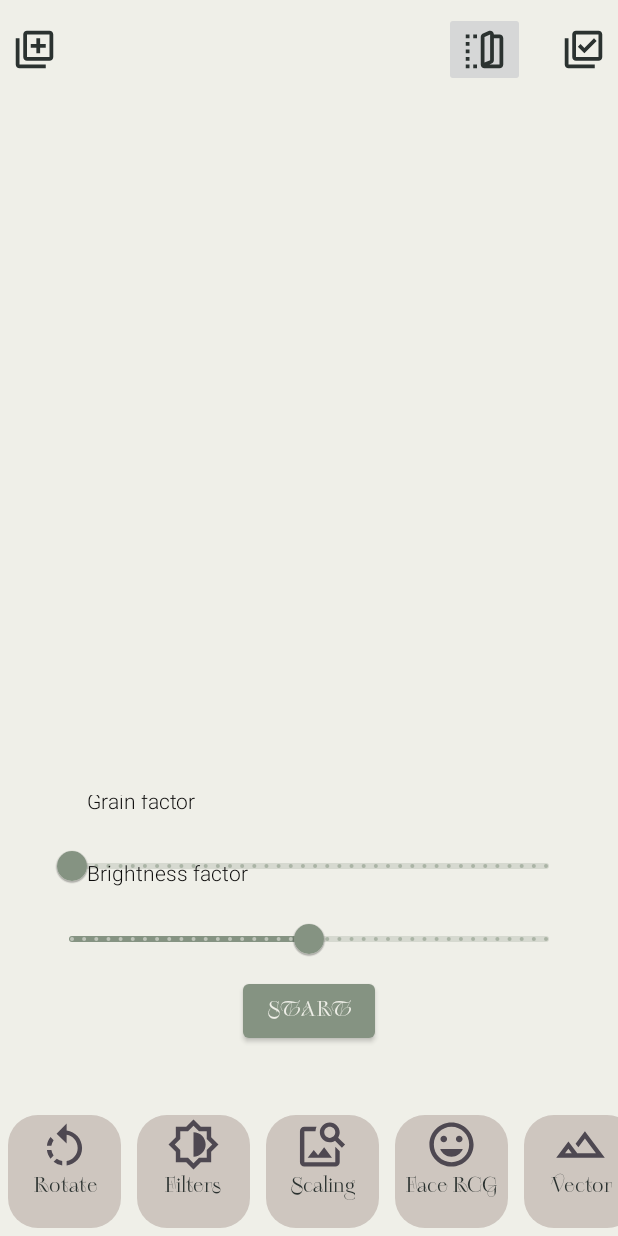
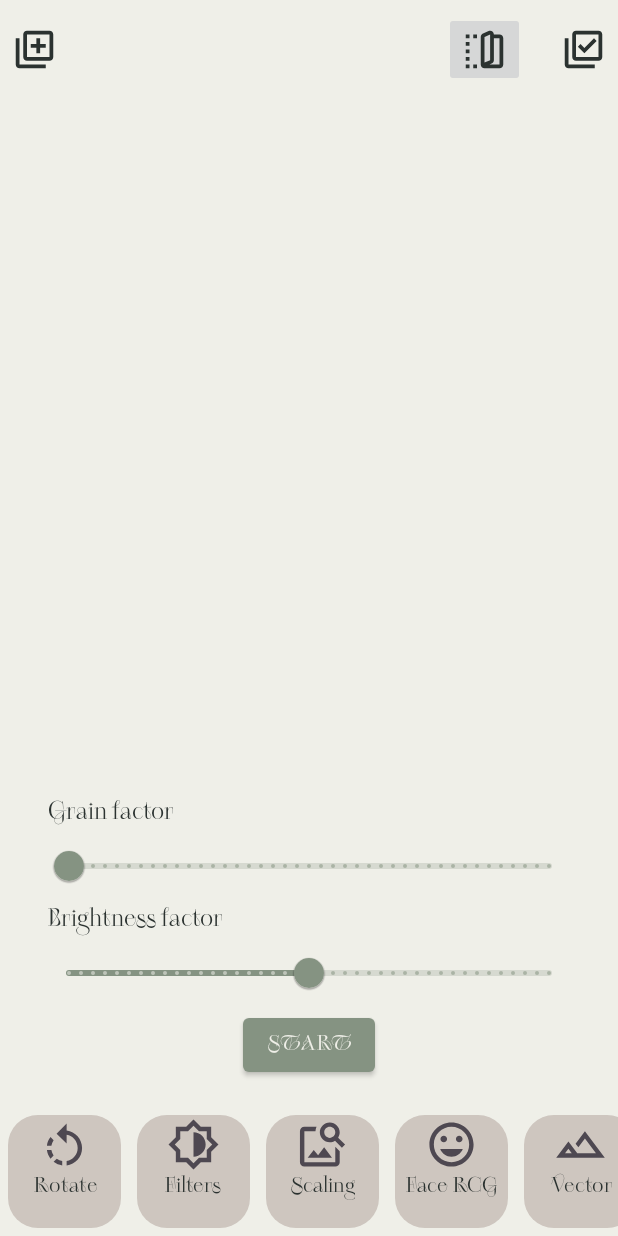
Before and after one commit to sslonixxx/photoEditor, an Android app: the NoirFragment screen opened through its navigation route, on a phone screen of 412 x 824 dp. Run offline under Robolectric (Android 15) with nearby library versions, the phone set to English and light mode, and no system bars; libraries missing offline, so code that uses them is left out: com.github.dhaval2404.imagepicker, org.opencv.android.

Commit message:
fix button in fragments, fix fragment's xmls

```diff
--- a/app/src/main/java/com/example/photoeditor/ui/colorFilters/NoirFragment.kt
+++ b/app/src/main/java/com/example/photoeditor/ui/colorFilters/NoirFragment.kt
@@ -43,7 +43,6 @@ class NoirFragment : Fragment() {
         spinner = activity?.findViewById(R.id.progressBar1)!!
         val compareButton = activity?.findViewById<ImageView>(R.id.compareButton)!!
         val userImage = imageView.drawable
-        currentImage = imageView.drawable
         val noirFilter = NoirFilter()
         val grainSlider = binding.grainSlider
         val brightnessSlider = binding.brightnessSlider
@@ -72,17 +71,8 @@ class NoirFragment : Fragment() {
                 }
             }
         }
-
-        compareButton.setOnTouchListener { _, motionEvent ->
-            when (motionEvent.action) {
-                MotionEvent.ACTION_DOWN -> {
-                    imageView.setImageDrawable(userImage)
-                }
-                MotionEvent.ACTION_UP -> {
-                    imageView.setImageDrawable(currentImage)
-                }
-            }
-            true
+        compareButton.setOnClickListener {
+            imageView.setImageDrawable(userImage);
         }
     }
     override fun onDestroyView() {
--- a/app/src/main/java/com/example/photoeditor/ui/retouch/RetouchFragment.kt
+++ b/app/src/main/java/com/example/photoeditor/ui/retouch/RetouchFragment.kt
@@ -38,7 +38,6 @@ class RetouchFragment : Fragment() {
 
     override fun onViewCreated(view: View, savedInstanceState: Bundle?) {
         super.onViewCreated(view, savedInstanceState)
-
 
         var rateOfRetouching: Float = 0f
         var sizeOfBrush: Float = 0f
--- a/app/src/main/java/com/example/photoeditor/ui/unsharpMask/UnsharpFragment.kt
+++ b/app/src/main/java/com/example/photoeditor/ui/unsharpMask/UnsharpFragment.kt
@@ -47,6 +47,9 @@ class UnsharpFragment : Fragment() {
 
         imageView = activity?.findViewById(R.id.imageView)!!
         spinner = activity?.findViewById(R.id.progressBar1)!!
+        val compareButton = activity?.findViewById<ImageView>(R.id.compareButton)!!
+
+        val userImage = imageView.drawable
 
         binding.applyButton.setOnClickListener {
             val drawable = imageView.drawable
@@ -57,6 +60,9 @@ class UnsharpFragment : Fragment() {
             } else {
                 Toast.makeText(activity, "Image not set or invalid image format", Toast.LENGTH_SHORT).show()
             }
+        }
+        compareButton.setOnClickListener {
+            imageView.setImageDrawable(userImage);
         }
     }
 
--- a/app/src/main/res/layout/fragment_noir.xml
+++ b/app/src/main/res/layout/fragment_noir.xml
@@ -1,80 +1,79 @@
 <?xml version="1.0" encoding="utf-8"?>
-<androidx.constraintlayout.widget.ConstraintLayout xmlns:android="http://schemas.android.com/apk/res/android"
+<LinearLayout xmlns:android="http://schemas.android.com/apk/res/android"
     xmlns:app="http://schemas.android.com/apk/res-auto"
     xmlns:tools="http://schemas.android.com/tools"
     android:layout_width="match_parent"
     android:layout_height="match_parent"
-    tools:context=".ui.colorFilters.NoirFragment">
+    tools:context=".ui.colorFilters.NoirFragment"
+    android:orientation="vertical">
+
+    <TextView
+        android:id="@+id/textView"
+        android:layout_width="match_parent"
+        android:layout_height="wrap_content"
+        android:text="@string/Grain_factor"
+        android:textAlignment="gravity"
+        android:textColor="@color/woodsmoke"
+        android:textSize="@dimen/text_size"
+        android:layout_marginStart="@dimen/text_margin"
+        android:layout_marginEnd="@dimen/text_margin"
+        app:layout_constraintBottom_toTopOf="@+id/grainSlider"
+        app:layout_constraintEnd_toEndOf="parent"
+        app:layout_constraintStart_toStartOf="parent" />
 
     <com.google.android.material.slider.Slider
         android:id="@+id/grainSlider"
         android:layout_width="match_parent"
-        android:layout_height="20dp"
-        android:layout_marginStart="24dp"
-        android:layout_marginEnd="24dp"
+        android:layout_height="wrap_content"
+        android:layout_marginStart="@dimen/slider_margin"
+        android:layout_marginEnd="@dimen/slider_margin"
         android:stepSize="1.0"
         android:valueFrom="0.0"
         android:valueTo="100.0"
+        app:layout_constraintBottom_toTopOf="@+id/textView1"
+        app:layout_constraintEnd_toEndOf="parent"
+        app:layout_constraintHorizontal_bias="1.0"
+        app:layout_constraintStart_toStartOf="parent" />
+
+    <TextView
+        android:id="@+id/textView1"
+        android:layout_width="match_parent"
+        android:layout_height="wrap_content"
+        android:layout_marginStart="@dimen/text_margin"
+        android:layout_marginEnd="@dimen/text_margin"
+        android:text="@string/Brightness_factor"
+        android:textAlignment="gravity"
+        android:textColor="@color/woodsmoke"
+        android:textSize="@dimen/text_size"
         app:layout_constraintBottom_toTopOf="@+id/brightnessSlider"
         app:layout_constraintEnd_toEndOf="parent"
-        app:layout_constraintHorizontal_bias="0.0"
-        app:layout_constraintStart_toStartOf="parent"
-        app:layout_constraintTop_toTopOf="parent"
-        app:layout_constraintVertical_bias="0.972" />
+        app:layout_constraintStart_toStartOf="parent" />
 
     <com.google.android.material.slider.Slider
         android:id="@+id/brightnessSlider"
         android:layout_width="match_parent"
-        android:layout_height="20dp"
-        android:layout_marginStart="24dp"
-        android:layout_marginEnd="24dp"
+        android:layout_height="wrap_content"
+        android:layout_marginStart="@dimen/slider_margin"
+        android:layout_marginEnd="@dimen/slider_margin"
         android:stepSize="1.0"
         android:value="0.0"
         android:valueFrom="-100.0"
         android:valueTo="100.0"
         app:layout_constraintBottom_toBottomOf="parent"
         app:layout_constraintEnd_toEndOf="parent"
-        app:layout_constraintHorizontal_bias="0.0"
+        app:layout_constraintHorizontal_bias="1.0"
         app:layout_constraintStart_toStartOf="parent"
-        app:layout_constraintTop_toTopOf="parent"
-        app:layout_constraintVertical_bias="0.475" />
+        app:layout_constraintTop_toTopOf="parent" />
 
     <Button
         android:id="@+id/start"
         android:layout_width="wrap_content"
         android:layout_height="wrap_content"
-        android:text="start"
-        app:layout_constraintBottom_toBottomOf="parent"
+        android:layout_gravity="center"
+        android:text="@string/start"
         app:layout_constraintEnd_toEndOf="parent"
         app:layout_constraintStart_toStartOf="parent"
-        app:layout_constraintTop_toBottomOf="@+id/brightnessSlider"
-        app:layout_constraintVertical_bias="0.0" />
-    <TextView
-        android:id="@+id/textView"
-        android:layout_width="261dp"
-        android:layout_height="30dp"
-        android:fontFamily="sans-serif-light"
-        android:text="@string/Grain_factor"
-        android:textAlignment="gravity"
-        android:textColor="#0B0A0A"
-        android:textSize="14sp"
-        app:layout_constraintBottom_toTopOf="@+id/grainSlider"
-        app:layout_constraintEnd_toEndOf="parent"
-        app:layout_constraintHorizontal_bias="0.373"
-        app:layout_constraintStart_toStartOf="parent" />
-    <TextView
-        android:id="@+id/textView1"
-        android:layout_width="261dp"
-        android:layout_height="30dp"
-        android:fontFamily="sans-serif-light"
-        android:text="@string/Brightness_factor"
-        android:textAlignment="gravity"
-        android:textColor="#0B0A0A"
-        android:textSize="14sp"
-        app:layout_constraintBottom_toTopOf="@+id/brightnessSlider"
-        app:layout_constraintEnd_toEndOf="parent"
-        app:layout_constraintHorizontal_bias="0.373"
-        app:layout_constraintStart_toStartOf="parent" />
+        app:layout_constraintTop_toBottomOf="@+id/brightnessSlider" />
 
 
-</androidx.constraintlayout.widget.ConstraintLayout>
+</LinearLayout>
--- a/app/src/main/res/values/dimens.xml
+++ b/app/src/main/res/values/dimens.xml
@@ -1,10 +1,20 @@
 <resources>
     <!--Fragments-->
     <dimen name="slider_height">30dp</dimen>
-    <dimen name="text_size">14sp</dimen>
+    <dimen name="text_size">16sp</dimen>
+    <dimen name="noir_size">13sp</dimen>
     <dimen name="fragment_height">200dp</dimen>
 
     <!--Main activity-->
     <dimen name="activity_margin">8dp</dimen>
     <dimen name="progress_bar_size">28dp</dimen>
+
+    <!--Rotation fragment-->
+    <dimen name="slider_margin">22dp</dimen>
+    <dimen name="text_margin">24dp</dimen>
+    <dimen name="bottom_margin_top">8dp</dimen>
+
+    <!--Image bottom-->
+    <dimen name="image_size">90dp</dimen>
+    <dimen name="padding">8dp</dimen>
 </resources>
--- a/app/src/main/res/values/strings.xml
+++ b/app/src/main/res/values/strings.xml
@@ -30,19 +30,39 @@
     <!--recognize-->
     <string name="recognizeButton">Recognize</string>
 
+    <!--rotate-->
+    <string name="angle">Angle:</string>
+
+    <!--scaling-->
+    <string name="scale">scale</string>
+    <string name="scaling_factor">Scaling factor:</string>
+
+    <!--gaussian blur-->
+    <string name="start">start</string>
+
+    <!--mosaic-->
+    <string name="Mosaic_factor">Mosaic factor</string>
+
+    <!--noir-->
+    <string name="Grain_factor">Grain factor</string>
+
+    <!--retouch-->
+    <string name="Retouching_factor">Retouching factor</string>
+    <string name="Size_of_brush">Size of brush</string>
+
+    <!--warm-->
+    <string name="Warm_factor">Warm factor</string>
+
     <!-- TODO: Remove or change this placeholder text -->
     <string name="hello_blank_fragment">Hello blank fragment</string>
     <string name="button">Button</string>
     <string name="importButton">import</string>
     <!-- TODO: Remove or change this placeholder text -->
     <string name="slider">slider</string>
-    <string name="Mosaic_factor">Mosaic factor</string>
-    <string name="Grain_factor">Grain factor</string>
-    <string name="Retouching_factor">Retouching factor</string>
-    <string name="Size_of_brush">Size of brush</string>
+
     <string name="Brightness_factor">Brightness factor</string>
-    <string name="Warm_factor">Warm factor</string>
-    <string name="scale">scale</string>
-    <string name="scaling_factor">Scaling factor:</string>
-    <string name="angle">Angle:</string>
+
+
+
+
 </resources>
```
Also changed, not shown: app/src/main/java/com/example/photoeditor/ui/colorFilters/ColorFiltersFragment.kt (+2 -11 lines), app/src/main/java/com/example/photoeditor/ui/colorFilters/GaussianBlurFragment.kt (+2 -13 lines), app/src/main/java/com/example/photoeditor/ui/colorFilters/MosaicFragment.kt (+2 -11 lines), app/src/main/java/com/example/photoeditor/ui/colorFilters/WarmFragment.kt (+2 -11 lines), app/src/main/java/com/example/photoeditor/ui/rotation/RotationFragment.kt (+2 -13 lines), app/src/main/java/com/example/photoeditor/ui/scaling/ScalingFragment.kt (+2 -15 lines), app/src/main/res/layout/fragment_filters.xml (+15 -15 lines), app/src/main/res/layout/fragment_gaussian_blur.xml (+9 -9 lines), app/src/main/res/layout/fragment_mosaic.xml (+8 -12 lines), app/src/main/res/layout/fragment_retouch.xml (+44 -41 lines), app/src/main/res/layout/fragment_rotation.xml (+6 -7 lines), app/src/main/res/layout/fragment_scaling.xml (+7 -11 lines), app/src/main/res/layout/fragment_warm.xml (+8 -8 lines).
